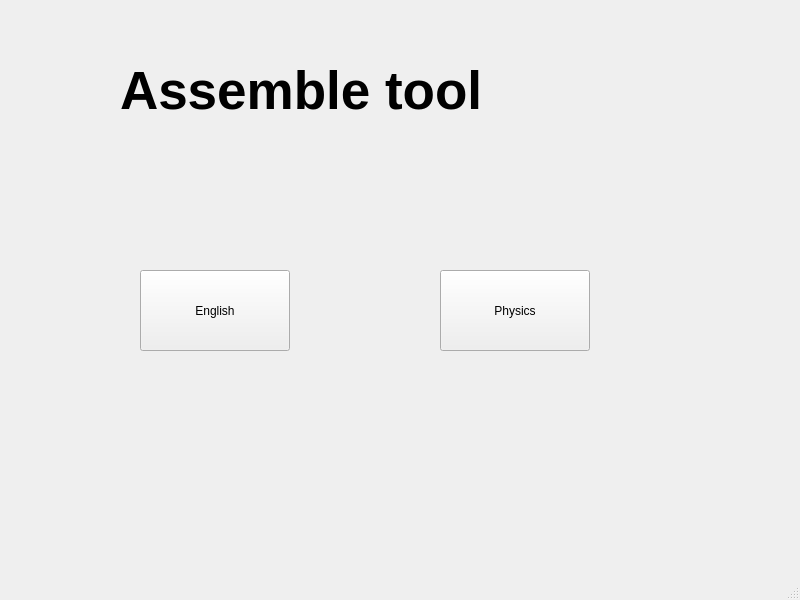
NkAntony777/Assemble-tool, file assemtool/ast.ui: the form before one commit.
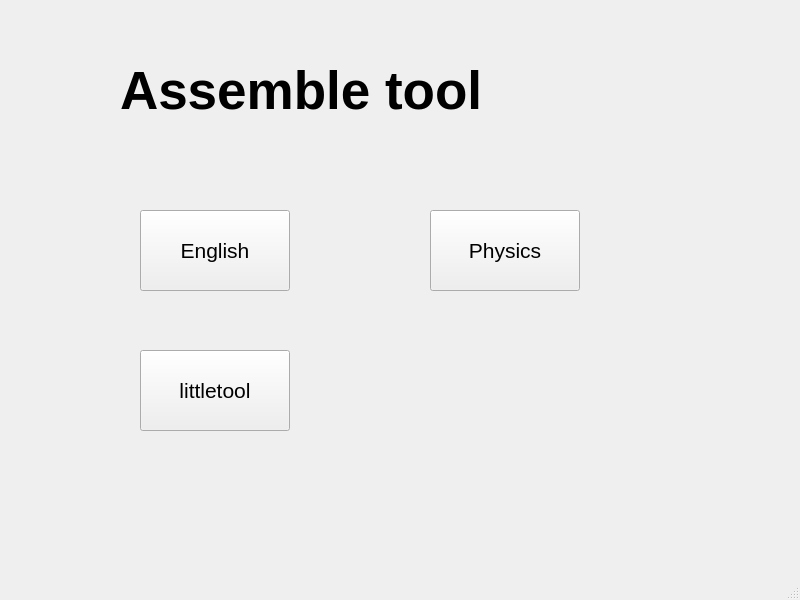
The form after the commit. Icons and pictures are not drawn.

Diff of the .ui file:
```diff
--- a/assemtool/ast.ui
+++ b/assemtool/ast.ui
@@ -10,6 +10,11 @@
     <height>600</height>
    </rect>
   </property>
+  <property name="font">
+   <font>
+    <pointsize>16</pointsize>
+   </font>
+  </property>
   <property name="windowTitle">
    <string>ast</string>
   </property>
@@ -40,7 +45,7 @@
     <property name="geometry">
      <rect>
       <x>140</x>
-      <y>270</y>
+      <y>210</y>
       <width>150</width>
       <height>81</height>
      </rect>
@@ -57,6 +62,11 @@
       <height>90</height>
      </size>
     </property>
+    <property name="font">
+     <font>
+      <pointsize>16</pointsize>
+     </font>
+    </property>
     <property name="text">
      <string>English</string>
     </property>
@@ -64,8 +74,8 @@
    <widget class="QPushButton" name="pushButton_3">
     <property name="geometry">
      <rect>
-      <x>440</x>
-      <y>270</y>
+      <x>430</x>
+      <y>210</y>
       <width>150</width>
       <height>81</height>
      </rect>
@@ -82,10 +92,45 @@
       <height>90</height>
      </size>
     </property>
+    <property name="font">
+     <font>
+      <pointsize>16</pointsize>
+     </font>
+    </property>
     <property name="text">
      <string>Physics</string>
     </property>
    </widget>
+   <widget class="QPushButton" name="littletool">
+    <property name="geometry">
+     <rect>
+      <x>140</x>
+      <y>350</y>
+      <width>150</width>
+      <height>81</height>
+     </rect>
+    </property>
+    <property name="minimumSize">
+     <size>
+      <width>100</width>
+      <height>60</height>
+     </size>
+    </property>
+    <property name="maximumSize">
+     <size>
+      <width>150</width>
+      <height>90</height>
+     </size>
+    </property>
+    <property name="font">
+     <font>
+      <pointsize>16</pointsize>
+     </font>
+    </property>
+    <property name="text">
+     <string>littletool</string>
+    </property>
+   </widget>
   </widget>
   <widget class="QMenuBar" name="menubar">
    <property name="geometry">
```
